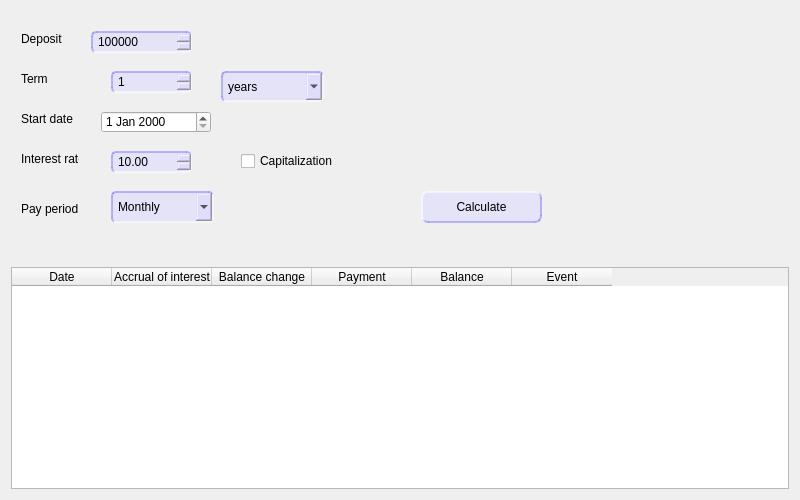
Before: the Qt Designer form interface/depositcalculator.ui in alexvnderftw/S21CalculatorCPP, drawn with Qt 5.
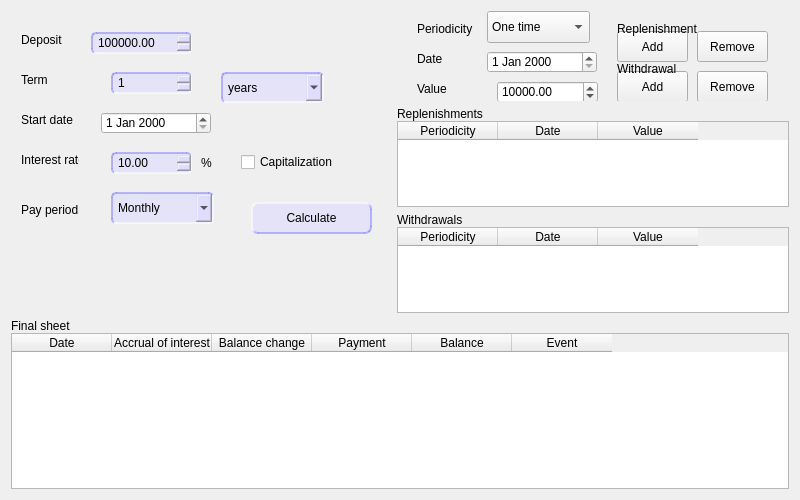
After: the same form once the commit is applied.

Commit message: ADD: calculate replenishments and withdrawals, their splicement, shiftMonths function.

```diff
--- a/interface/depositcalculator.ui
+++ b/interface/depositcalculator.ui
@@ -14,46 +14,18 @@
    <string>Form</string>
   </property>
   <layout class="QGridLayout" name="gridLayout">
-   <item row="2" column="0">
-    <widget class="QTableWidget" name="tableWidgetEvents">
-     <column>
-      <property name="text">
-       <string>Date</string>
-      </property>
-     </column>
-     <column>
-      <property name="text">
-       <string>Accrual of interest</string>
-      </property>
-     </column>
-     <column>
-      <property name="text">
-       <string>Balance change</string>
-      </property>
-     </column>
-     <column>
-      <property name="text">
-       <string>Payment</string>
-      </property>
-     </column>
-     <column>
-      <property name="text">
-       <string>Balance</string>
-      </property>
-     </column>
-     <column>
-      <property name="text">
-       <string>Event</string>
-      </property>
-     </column>
-    </widget>
-   </item>
-   <item row="1" column="0">
+   <item row="0" column="0" rowspan="3">
     <widget class="QWidget" name="widget" native="true">
+     <property name="sizePolicy">
+      <sizepolicy hsizetype="Fixed" vsizetype="Fixed">
+       <horstretch>0</horstretch>
+       <verstretch>0</verstretch>
+      </sizepolicy>
+     </property>
      <property name="minimumSize">
       <size>
-       <width>0</width>
-       <height>250</height>
+       <width>380</width>
+       <height>300</height>
       </size>
      </property>
      <property name="styleSheet">
@@ -221,6 +193,23 @@
         <height>22</height>
        </rect>
       </property>
+      <property name="minimumDateTime">
+       <datetime>
+        <hour>0</hour>
+        <minute>0</minute>
+        <second>0</second>
+        <year>1900</year>
+        <month>1</month>
+        <day>1</day>
+       </datetime>
+      </property>
+      <property name="minimumDate">
+       <date>
+        <year>1900</year>
+        <month>1</month>
+        <day>1</day>
+       </date>
+      </property>
      </widget>
      <widget class="QLabel" name="labelRate">
       <property name="geometry">
@@ -307,8 +296,8 @@
      <widget class="QPushButton" name="pushButtonCalculate">
       <property name="geometry">
        <rect>
-        <x>410</x>
-        <y>180</y>
+        <x>240</x>
+        <y>190</y>
         <width>121</width>
         <height>32</height>
        </rect>
@@ -346,7 +335,7 @@
        </rect>
       </property>
       <property name="decimals">
-       <number>0</number>
+       <number>2</number>
       </property>
       <property name="maximum">
        <double>1000000000.000000000000000</double>
@@ -377,6 +366,450 @@
        <enum>QAbstractSpinBox::AdaptiveDecimalStepType</enum>
       </property>
      </widget>
+     <widget class="QLabel" name="labelPercent">
+      <property name="geometry">
+       <rect>
+        <x>190</x>
+        <y>140</y>
+        <width>31</width>
+        <height>21</height>
+       </rect>
+      </property>
+      <property name="text">
+       <string>%</string>
+      </property>
+     </widget>
+    </widget>
+   </item>
+   <item row="2" column="1">
+    <widget class="QWidget" name="widgetWithdrawals" native="true">
+     <property name="sizePolicy">
+      <sizepolicy hsizetype="Preferred" vsizetype="Fixed">
+       <horstretch>0</horstretch>
+       <verstretch>0</verstretch>
+      </sizepolicy>
+     </property>
+     <property name="maximumSize">
+      <size>
+       <width>16777215</width>
+       <height>100</height>
+      </size>
+     </property>
+     <layout class="QGridLayout" name="gridLayout_3">
+      <property name="leftMargin">
+       <number>0</number>
+      </property>
+      <property name="topMargin">
+       <number>0</number>
+      </property>
+      <property name="rightMargin">
+       <number>0</number>
+      </property>
+      <property name="bottomMargin">
+       <number>0</number>
+      </property>
+      <property name="spacing">
+       <number>0</number>
+      </property>
+      <item row="0" column="0">
+       <widget class="QLabel" name="labelWithdrawals">
+        <property name="text">
+         <string>Withdrawals</string>
+        </property>
+       </widget>
+      </item>
+      <item row="1" column="0">
+       <widget class="QTableWidget" name="tableWidgetWithdrawals">
+        <property name="sizePolicy">
+         <sizepolicy hsizetype="Expanding" vsizetype="Preferred">
+          <horstretch>0</horstretch>
+          <verstretch>0</verstretch>
+         </sizepolicy>
+        </property>
+        <property name="selectionBehavior">
+         <enum>QAbstractItemView::SelectRows</enum>
+        </property>
+        <column>
+         <property name="text">
+          <string>Periodicity</string>
+         </property>
+        </column>
+        <column>
+         <property name="text">
+          <string>Date</string>
+         </property>
+        </column>
+        <column>
+         <property name="text">
+          <string>Value</string>
+         </property>
+        </column>
+       </widget>
+      </item>
+     </layout>
+    </widget>
+   </item>
+   <item row="0" column="1">
+    <widget class="QWidget" name="widgetOperations" native="true">
+     <property name="sizePolicy">
+      <sizepolicy hsizetype="Preferred" vsizetype="Fixed">
+       <horstretch>0</horstretch>
+       <verstretch>0</verstretch>
+      </sizepolicy>
+     </property>
+     <property name="minimumSize">
+      <size>
+       <width>0</width>
+       <height>90</height>
+      </size>
+     </property>
+     <property name="maximumSize">
+      <size>
+       <width>16777215</width>
+       <height>100</height>
+      </size>
+     </property>
+     <widget class="QDoubleSpinBox" name="doubleSpinBoxValue">
+      <property name="geometry">
+       <rect>
+        <x>100</x>
+        <y>70</y>
+        <width>101</width>
+        <height>22</height>
+       </rect>
+      </property>
+      <property name="maximum">
+       <double>1000000000.000000000000000</double>
+      </property>
+      <property name="stepType">
+       <enum>QAbstractSpinBox::AdaptiveDecimalStepType</enum>
+      </property>
+      <property name="value">
+       <double>10000.000000000000000</double>
+      </property>
+     </widget>
+     <widget class="QLabel" name="labelOperationValue">
+      <property name="geometry">
+       <rect>
+        <x>20</x>
+        <y>70</y>
+        <width>58</width>
+        <height>16</height>
+       </rect>
+      </property>
+      <property name="text">
+       <string>Value</string>
+      </property>
+     </widget>
+     <widget class="QDateEdit" name="dateEditOperationDate">
+      <property name="geometry">
+       <rect>
+        <x>90</x>
+        <y>40</y>
+        <width>110</width>
+        <height>22</height>
+       </rect>
+      </property>
+      <property name="minimumDate">
+       <date>
+        <year>1900</year>
+        <month>1</month>
+        <day>1</day>
+       </date>
+      </property>
+     </widget>
+     <widget class="QLabel" name="labelOperationDate">
+      <property name="geometry">
+       <rect>
+        <x>20</x>
+        <y>40</y>
+        <width>58</width>
+        <height>16</height>
+       </rect>
+      </property>
+      <property name="text">
+       <string>Date</string>
+      </property>
+     </widget>
+     <widget class="QComboBox" name="comboBoxOperationPeriodicity">
+      <property name="geometry">
+       <rect>
+        <x>90</x>
+        <y>0</y>
+        <width>103</width>
+        <height>32</height>
+       </rect>
+      </property>
+      <item>
+       <property name="text">
+        <string>One time</string>
+       </property>
+      </item>
+      <item>
+       <property name="text">
+        <string>Monthly</string>
+       </property>
+      </item>
+      <item>
+       <property name="text">
+        <string>Every two months</string>
+       </property>
+      </item>
+      <item>
+       <property name="text">
+        <string>Quarterly</string>
+       </property>
+      </item>
+      <item>
+       <property name="text">
+        <string>Twice a year</string>
+       </property>
+      </item>
+      <item>
+       <property name="text">
+        <string>Annually</string>
+       </property>
+      </item>
+     </widget>
+     <widget class="QLabel" name="labelOperationPeriodicity">
+      <property name="geometry">
+       <rect>
+        <x>20</x>
+        <y>10</y>
+        <width>71</width>
+        <height>16</height>
+       </rect>
+      </property>
+      <property name="text">
+       <string>Periodicity</string>
+      </property>
+     </widget>
+     <widget class="QPushButton" name="pushButtonRemoveReplenish">
+      <property name="geometry">
+       <rect>
+        <x>300</x>
+        <y>20</y>
+        <width>71</width>
+        <height>31</height>
+       </rect>
+      </property>
+      <property name="text">
+       <string>Remove</string>
+      </property>
+     </widget>
+     <widget class="QPushButton" name="pushButtonAddReplenish">
+      <property name="geometry">
+       <rect>
+        <x>220</x>
+        <y>20</y>
+        <width>71</width>
+        <height>31</height>
+       </rect>
+      </property>
+      <property name="text">
+       <string>Add</string>
+      </property>
+     </widget>
+     <widget class="QLabel" name="labelReplenishButtons">
+      <property name="geometry">
+       <rect>
+        <x>220</x>
+        <y>10</y>
+        <width>101</width>
+        <height>16</height>
+       </rect>
+      </property>
+      <property name="text">
+       <string>Replenishment</string>
+      </property>
+     </widget>
+     <widget class="QPushButton" name="pushButtonAddWithdrawal">
+      <property name="geometry">
+       <rect>
+        <x>220</x>
+        <y>60</y>
+        <width>71</width>
+        <height>31</height>
+       </rect>
+      </property>
+      <property name="text">
+       <string>Add</string>
+      </property>
+     </widget>
+     <widget class="QPushButton" name="pushButtonRemoveWithdrawal">
+      <property name="geometry">
+       <rect>
+        <x>300</x>
+        <y>60</y>
+        <width>71</width>
+        <height>31</height>
+       </rect>
+      </property>
+      <property name="text">
+       <string>Remove</string>
+      </property>
+     </widget>
+     <widget class="QLabel" name="labelWithdrawalButtons">
+      <property name="geometry">
+       <rect>
+        <x>220</x>
+        <y>50</y>
+        <width>91</width>
+        <height>16</height>
+       </rect>
+      </property>
+      <property name="text">
+       <string>Withdrawal</string>
+      </property>
+     </widget>
+    </widget>
+   </item>
+   <item row="3" column="0" colspan="2">
+    <widget class="QWidget" name="widgetEvents" native="true">
+     <property name="minimumSize">
+      <size>
+       <width>0</width>
+       <height>0</height>
+      </size>
+     </property>
+     <layout class="QGridLayout" name="gridLayout_2">
+      <property name="leftMargin">
+       <number>0</number>
+      </property>
+      <property name="topMargin">
+       <number>0</number>
+      </property>
+      <property name="rightMargin">
+       <number>0</number>
+      </property>
+      <property name="bottomMargin">
+       <number>0</number>
+      </property>
+      <property name="spacing">
+       <number>0</number>
+      </property>
+      <item row="1" column="0">
+       <widget class="QTableWidget" name="tableWidgetEvents">
+        <property name="minimumSize">
+         <size>
+          <width>0</width>
+          <height>100</height>
+         </size>
+        </property>
+        <column>
+         <property name="text">
+          <string>Date</string>
+         </property>
+        </column>
+        <column>
+         <property name="text">
+          <string>Accrual of interest</string>
+         </property>
+        </column>
+        <column>
+         <property name="text">
+          <string>Balance change</string>
+         </property>
+        </column>
+        <column>
+         <property name="text">
+          <string>Payment</string>
+         </property>
+        </column>
+        <column>
+         <property name="text">
+          <string>Balance</string>
+         </property>
+        </column>
+        <column>
+         <property name="text">
+          <string>Event</string>
+         </property>
+        </column>
+       </widget>
+      </item>
+      <item row="0" column="0">
+       <widget class="QLabel" name="labelEvents">
+        <property name="text">
+         <string>Final sheet</string>
+        </property>
+       </widget>
+      </item>
+     </layout>
+    </widget>
+   </item>
+   <item row="1" column="1">
+    <widget class="QWidget" name="widgetReplenishes" native="true">
+     <property name="sizePolicy">
+      <sizepolicy hsizetype="Preferred" vsizetype="Fixed">
+       <horstretch>0</horstretch>
+       <verstretch>0</verstretch>
+      </sizepolicy>
+     </property>
+     <property name="minimumSize">
+      <size>
+       <width>0</width>
+       <height>0</height>
+      </size>
+     </property>
+     <property name="maximumSize">
+      <size>
+       <width>16777215</width>
+       <height>100</height>
+      </size>
+     </property>
+     <layout class="QGridLayout" name="gridLayout_4">
+      <property name="leftMargin">
+       <number>0</number>
+      </property>
+      <property name="topMargin">
+       <number>0</number>
+      </property>
+      <property name="rightMargin">
+       <number>0</number>
+      </property>
+      <property name="bottomMargin">
+       <number>0</number>
+      </property>
+      <property name="spacing">
+       <number>0</number>
+      </property>
+      <item row="0" column="0" rowspan="2" colspan="2">
+       <widget class="QLabel" name="labelReplenishes">
+        <property name="text">
+         <string>Replenishments</string>
+        </property>
+       </widget>
+      </item>
+      <item row="2" column="0">
+       <widget class="QTableWidget" name="tableWidgetReplenishes">
+        <property name="sizePolicy">
+         <sizepolicy hsizetype="Expanding" vsizetype="Preferred">
+          <horstretch>0</horstretch>
+          <verstretch>0</verstretch>
+         </sizepolicy>
+        </property>
+        <property name="selectionBehavior">
+         <enum>QAbstractItemView::SelectRows</enum>
+        </property>
+        <column>
+         <property name="text">
+          <string>Periodicity</string>
+         </property>
+        </column>
+        <column>
+         <property name="text">
+          <string>Date</string>
+         </property>
+        </column>
+        <column>
+         <property name="text">
+          <string>Value</string>
+         </property>
+        </column>
+       </widget>
+      </item>
+     </layout>
     </widget>
    </item>
   </layout>
```
Left out of the diff: 2 changed lines with no effect on the pictures. The commit also changes 9 other files.
